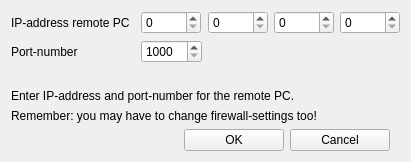
The window that ftnoir_protocol_ftn/ftnoir_ftncontrols.ui (opentrack/opentrack) describes before a commit, drawn with Qt 5.
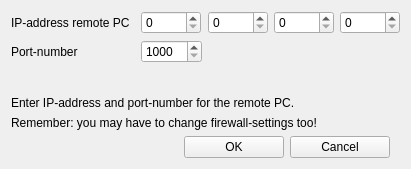
The same window after the commit. Icons and pictures are not drawn.

Commit message: rename window titles following the fork

What changed in the file:
```diff
--- a/ftnoir_protocol_ftn/ftnoir_ftncontrols.ui
+++ b/ftnoir_protocol_ftn/ftnoir_ftncontrols.ui
@@ -10,7 +10,7 @@
     <x>0</x>
     <y>0</y>
     <width>411</width>
-    <height>162</height>
+    <height>169</height>
    </rect>
   </property>
   <property name="windowTitle">
```
Left out of the diff: 2 changed lines with no effect on the pictures. The commit also changes 4 other files.
